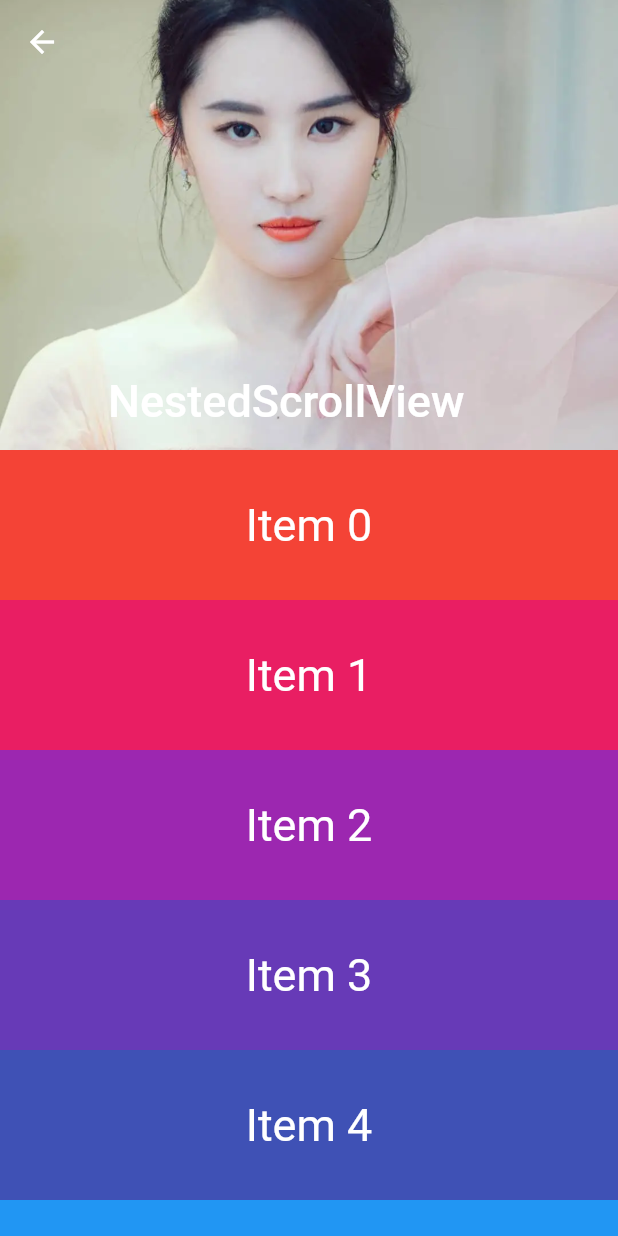
After one commit to codprincess/flutter_base, a Flutter app: the NestedScrollViewPage screen opened by its route, on a phone screen of 412 x 824 dp. The commit adds this screen. Run offline on Flutter 3.47's test engine with Material 2 defaults, Android fonts, the phone set to English and light mode, and no system bars; missing offline and left inert: fancy_bottom_navigation_2.

Commit message:
NestedScrollView

```diff
--- /dev/null
+++ b/lib/NestedScrollViewPage.dart
@@ -0,0 +1,116 @@
+import 'package:flutter/material.dart';
+
+class NestedScrollViewPage extends StatelessWidget {
+  const NestedScrollViewPage({Key? key}) : super(key: key);
+
+  @override
+  Widget build(BuildContext context) {
+    return const Scaffold(
+      body: ExampleOne(),
+    );
+  }
+}
+
+class ExampleOne extends StatelessWidget {
+  const ExampleOne({Key? key}) : super(key: key);
+
+  @override
+  Widget build(BuildContext context) {
+    return NestedScrollView(
+      headerSliverBuilder: (BuildContext context,bool innerBoxIsScrolled){
+        return <Widget>[
+           SliverAppBar(
+            expandedHeight: 300,
+            pinned: true,
+            forceElevated: innerBoxIsScrolled,
+            flexibleSpace: FlexibleSpaceBar(
+              title: const Text('NestedScrollView'),
+              background: Image.asset('images/liu.webp',fit: BoxFit.cover,),
+            ),
+          )
+        ];
+      },
+      body: ListView.builder(
+        physics: const ClampingScrollPhysics(),
+        itemBuilder: (BuildContext context , int index){
+          return Container(
+            height: 100,
+            color: Colors.primaries[index % Colors.primaries.length],
+            child: Center(
+              child: Text('Item $index',style: const TextStyle(color: Colors.white,fontSize: 30),),
+            ),
+          );
+        },
+        itemCount: 30,
+      )
+    );
+  }
+}
+
+
+
+class ExampleTwo extends StatelessWidget {
+  const ExampleTwo({Key? key}) : super(key: key);
+
+  @override
+  Widget build(BuildContext context) {
+    final List<String> tabs = <String>['Tab 1','Tab 2'];
+    return DefaultTabController(
+      length: tabs.length,
+      child: Scaffold(
+        body: NestedScrollView(
+          headerSliverBuilder: (BuildContext context,bool innerBoxIsScrolled){
+            return <Widget> [
+              SliverOverlapAbsorber(
+                handle: NestedScrollView.sliverOverlapAbsorberHandleFor(context),
+                sliver: SliverAppBar(
+                  backgroundColor: Colors.red,
+                  pinned: true,
+                  expandedHeight: 150.0,
+                  forceElevated: innerBoxIsScrolled,
+
+                  bottom: TabBar(
+                    tabs: tabs.map((String name) => Tab(text:name)).toList(),
+                  ),
+                ),
+              )
+            ];
+          },
+          body: TabBarView(
+            children: tabs.map((String name)  {
+              return SafeArea(
+                top: false,
+                bottom: false,
+                child: Builder(
+                  builder: (BuildContext context){
+                    return CustomScrollView(
+                      slivers: [
+                        SliverOverlapInjector(
+                           handle: NestedScrollView.sliverOverlapAbsorberHandleFor(context),
+                        ),
+                        SliverPadding(
+                          padding: EdgeInsets.all(10),
+                          sliver: SliverFixedExtentList(
+                            itemExtent: 50,
+                            delegate: SliverChildBuilderDelegate(
+                                (BuildContext context,int index){
+                                  return ListTile(
+                                    title: Text('Item $index'),
+                                  );
+                                },
+                              childCount: 50,
+                            ),
+                          ),
+                        )
+                      ],
+                    );
+                  },
+                ),
+              );
+            }).toList(),
+          ),
+        ),
+      )
+    );
+  }
+}
--- a/lib/main.dart
+++ b/lib/main.dart
@@ -12,6 +12,7 @@ import 'package:flutter_base/IndicatorPage.dart';
 import 'package:flutter_base/LayoutPage.dart';
 import 'package:flutter_base/ListViewPage.dart';
 import 'package:flutter_base/LoginPage.dart';
+import 'package:flutter_base/NestedScrollViewPage.dart';
 import 'package:flutter_base/PaddingPage.dart';
 import 'package:flutter_base/PageViewPage.dart';
 import 'package:flutter_base/RowPage.dart';
@@ -93,6 +94,7 @@ class MyApp extends StatelessWidget {
         'SliverLayoutBuilder_Page':(context)=>SliverLayoutBuilderPage(),
         'SliverSafeArea_Page':(context)=>SliverSafeAreaPage(),
         'FlowView_Page':(context)=>FlowViewPage(),
+        'NestedScrollView_Page':(context)=>NestedScrollViewPage()
       },
     );
   }
@@ -346,6 +348,12 @@ class _MyHomePageState extends State<MyHomePage> {
               ),
               ElevatedButton(
                 onPressed: (){
+                  Navigator.pushNamed(context, 'NestedScrollView_Page');
+                },
+                child: const Text('NestedScrollView'),
+              ),
+              ElevatedButton(
+                onPressed: (){
                   Navigator.pushNamed(context, 'FlowView_Page');
                 },
                 child: const Text('瀑布流插件'),
```
